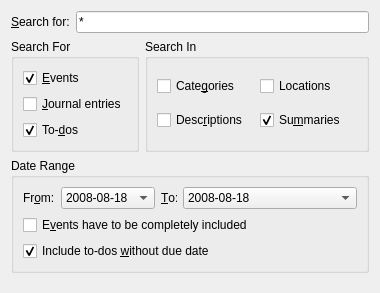
Above: searchdialog_base.ui from KDE/korganizer before the change. Below: the same form after it.
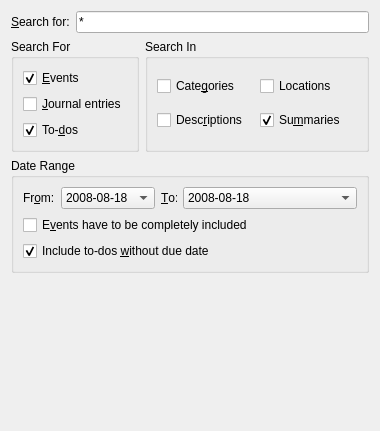
That is the form after the change. Custom widgets are drawn as their Qt base class.

Commit message: oopsie, mistakenly removed the results frame. might be nice to actually see the results of the search, huh? MERGE: e4,4.3

```diff
--- a/searchdialog_base.ui
+++ b/searchdialog_base.ui
@@ -9,7 +9,7 @@
     <x>0</x>
     <y>0</y>
     <width>380</width>
-    <height>293</height>
+    <height>431</height>
    </rect>
   </property>
   <property name="windowTitle">
```
Left out of the diff: 10 changed lines with no effect on the pictures. The commit also changes 1 other file.
